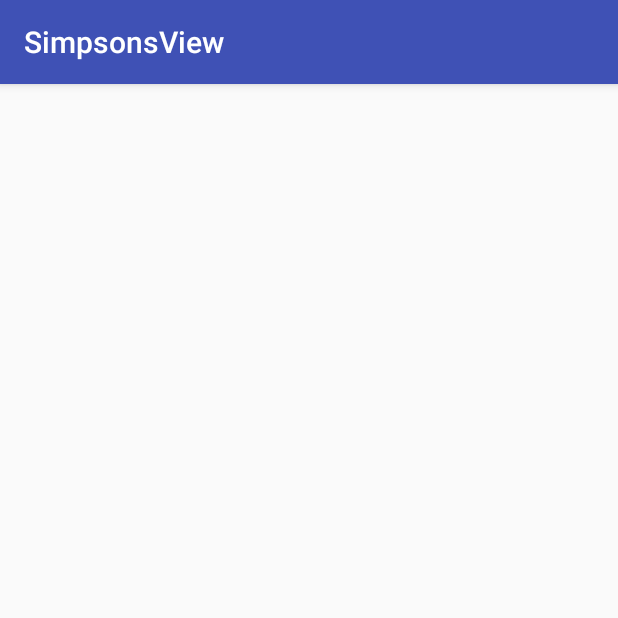
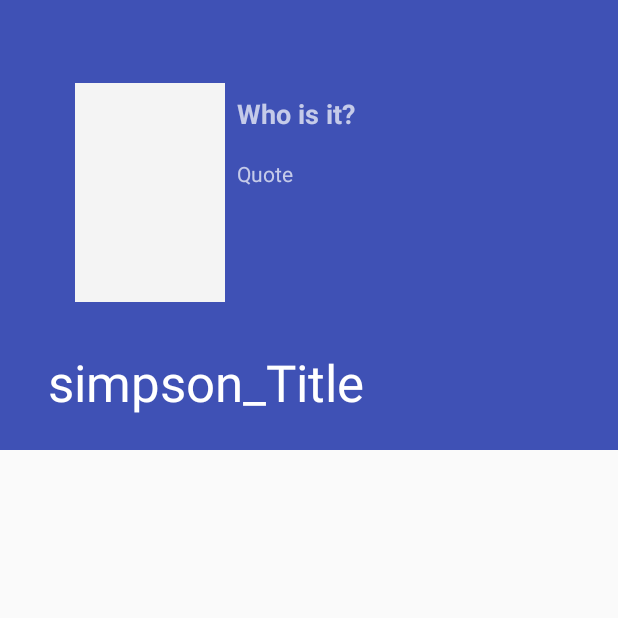
Before and after one commit to Pwaldeku/ComicsDatabaseView, an Android app: the SimpsonsActivity screen opened directly, with no data from a screen before it, on a phone screen of 412 x 824 dp, the top half of it. Run offline under Robolectric (Android 15) with nearby library versions, the phone set to English and light mode, and no system bars; network calls fail.

Commit message:
+ Design Cardview

```diff
--- a/app/src/main/java/com/example/users/simpsonsview/activities/SimpsonsActivity.java
+++ b/app/src/main/java/com/example/users/simpsonsview/activities/SimpsonsActivity.java
@@ -2,6 +2,7 @@ package com.example.users.simpsonsview.activities;
 
 import android.support.v7.app.AppCompatActivity;
 import android.os.Bundle;
+import com.example.users.simpsonsview.R;
 
 public class SimpsonsActivity extends AppCompatActivity {
 
@@ -9,5 +10,7 @@ public class SimpsonsActivity extends AppCompatActivity {
     protected void onCreate(Bundle savedInstanceState) {
         super.onCreate(savedInstanceState);
         setContentView(R.layout.activity_simpsons);
+
+        getSupportActionBar().hide();
     }
 }
--- a/app/src/main/res/layout/activity_simpsons.xml
+++ b/app/src/main/res/layout/activity_simpsons.xml
@@ -6,4 +6,81 @@
     android:layout_height="match_parent"
     tools:context=".activities.SimpsonsActivity">
 
+
+    <android.support.design.widget.AppBarLayout
+        android:theme="@style/Base.ThemeOverlay.AppCompat.Dark.ActionBar"
+        android:layout_width="match_parent"
+        android:layout_height="300dp"
+        android:id="@+id/appbarlayout">
+
+
+        <android.support.design.widget.CollapsingToolbarLayout
+            android:layout_width="match_parent"
+            android:layout_height="match_parent"
+            android:id="@+id/collapsingtoolbar"
+            app:layout_scrollFlags="exitUntilCollapsed|scroll"
+            app:title="simpson_Title"
+            app:contentScrim="@color/colorPrimary">
+
+
+
+            <android.support.v7.widget.Toolbar
+                android:layout_width="match_parent"
+                android:layout_height="?android:attr/actionBarSize"
+                app:layout_collapseMode="pin"
+                android:theme="@style/ThemeOverlay.AppCompat.Light">
+
+
+            </android.support.v7.widget.Toolbar>
+
+
+
+            <LinearLayout
+                xmlns:android="http://schemas.android.com/apk/res/android"
+                android:orientation="horizontal"
+                android:layout_width="wrap_content"
+                android:layout_height="wrap_content"
+                android:layout_marginTop="5dp"
+                android:padding="50dp">
+
+                <ImageView
+                    android:layout_width="100dp"
+                    android:layout_height="match_parent"
+                    android:background="@drawable/loading_shape"
+                    android:id="@+id/as_thumbnail"/>
+
+                <LinearLayout
+                    android:layout_width="match_parent"
+                    android:layout_height="130dp"
+                    android:orientation="vertical"
+                    android:layout_margin="8dp">
+
+                    <TextView
+                        android:layout_width="wrap_content"
+                        android:layout_height="wrap_content"
+                        android:id="@+id/as_simpson_character"
+                        android:text="Who is it?"
+                        android:textSize="18sp"
+                        android:textStyle="bold"/>
+                    <TextView
+                        android:layout_width="wrap_content"
+                        android:layout_height="wrap_content"
+                        android:layout_marginTop="18dp"
+                        android:textStyle="normal"
+                        android:text="Quote"
+                        android:id="@+id/as_simpson_quote" />
+
+                </LinearLayout>
+
+
+
+
+            </LinearLayout>
+
+
+        </android.support.design.widget.CollapsingToolbarLayout>
+
+
+    </android.support.design.widget.AppBarLayout>
+
 </android.support.constraint.ConstraintLayout>
```
